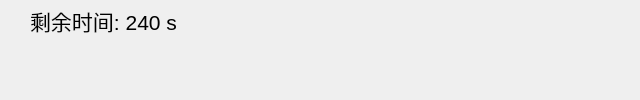
First picture: the form in ui/infopanel.ui, repository mikami-w/QtLianliankan, before the edit.
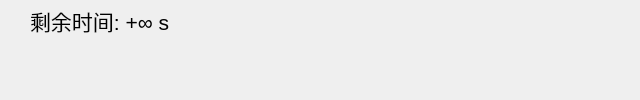
Second picture: the form after the edit.

Commit message: 重新更改了暂停逻辑, 现在设置与帮助不再影响之前的暂停状态, 只负责暂停与恢复计时器

What changed in the file:
```diff
--- a/ui/infopanel.ui
+++ b/ui/infopanel.ui
@@ -28,7 +28,7 @@
     </font>
    </property>
    <property name="text">
-    <string>剩余时间: 240 s</string>
+    <string>剩余时间: +∞ s</string>
    </property>
   </widget>
  </widget>
```
The commit also changes 2 other files.
